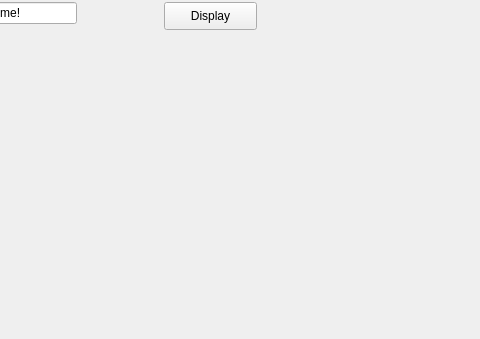
Above: TestPyqt/res/ui/ui_main_window.ui from ppcrong/TestPyqt before the change; both pictures show x 196 to 676 and y 261 to 600 of the 800 by 600 pixel window. Below: the same form after it.
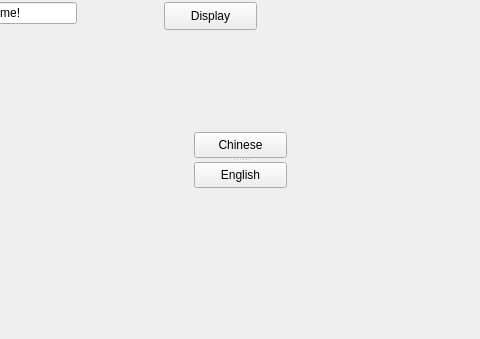
That is the form after the change. The open tabs and pages were chosen to show the change. Icons and pictures are not drawn.

The edit to the form file:
```diff
--- a/TestPyqt/res/ui/ui_main_window.ui
+++ b/TestPyqt/res/ui/ui_main_window.ui
@@ -118,6 +118,29 @@
      </attribute>
     </widget>
    </widget>
+   <widget class="QSplitter" name="splitter">
+    <property name="geometry">
+     <rect>
+      <x>390</x>
+      <y>370</y>
+      <width>93</width>
+      <height>56</height>
+     </rect>
+    </property>
+    <property name="orientation">
+     <enum>Qt::Vertical</enum>
+    </property>
+    <widget class="QPushButton" name="btnChinese">
+     <property name="text">
+      <string>Chinese</string>
+     </property>
+    </widget>
+    <widget class="QPushButton" name="btnEnglish">
+     <property name="text">
+      <string>English</string>
+     </property>
+    </widget>
+   </widget>
   </widget>
   <widget class="QMenuBar" name="menubar">
    <property name="geometry">
```
Left out of the diff: 4 changed lines with no effect on the pictures.
